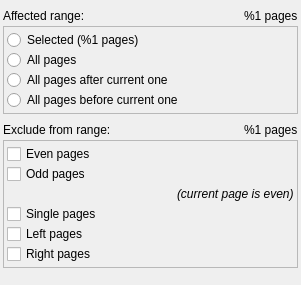
First picture: the form in ui/PageRangeSelectorWidget.ui, repository ImageProcessing-ElectronicPublications/scantailor-deviant, before the edit.
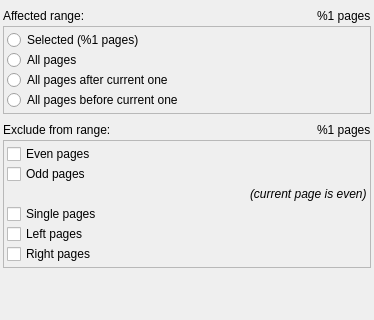
Second picture: the form after the edit.

What changed in the file:
```diff
--- a/ui/PageRangeSelectorWidget.ui
+++ b/ui/PageRangeSelectorWidget.ui
@@ -6,8 +6,8 @@
    <rect>
     <x>0</x>
     <y>0</y>
-    <width>301</width>
-    <height>285</height>
+    <width>374</width>
+    <height>320</height>
    </rect>
   </property>
   <property name="windowTitle">
```
